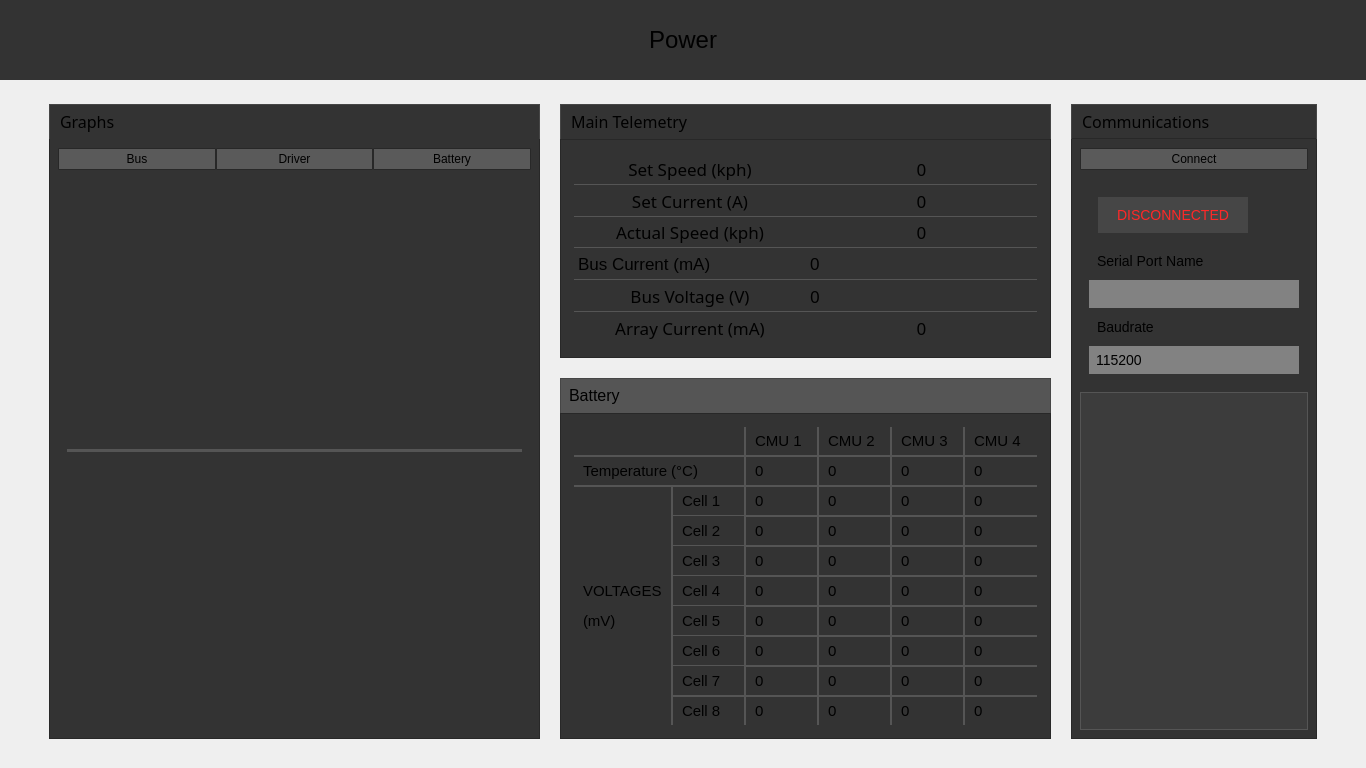
Old version of the form PowerUI.ui in the repository UCSolarCarTeam/Delta-Desktop-Client-Telemetry.
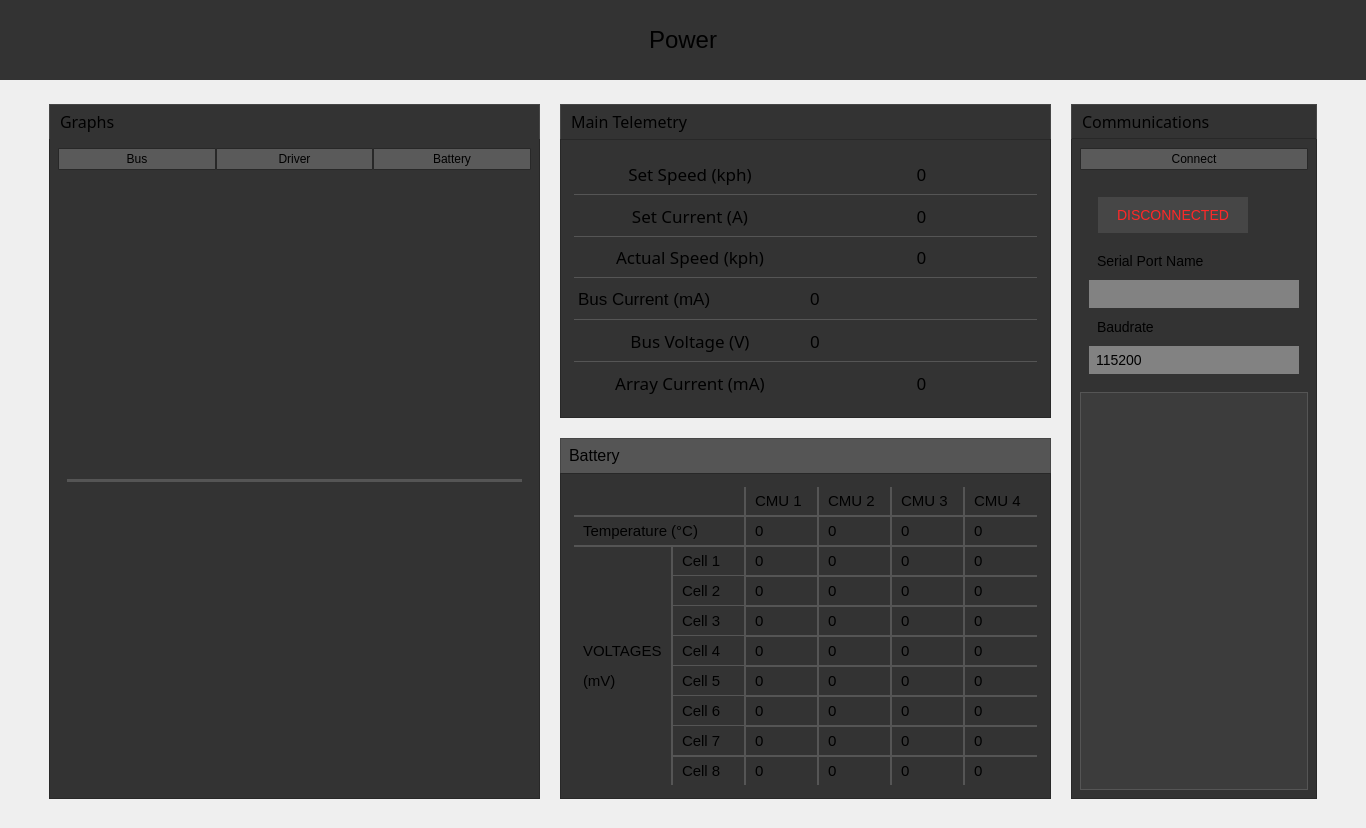
New version of the form. The open tabs and pages were chosen to show the change. Icons and pictures are not drawn. Custom widgets are drawn as their Qt base class.

Patch:
```diff
--- a/PowerUI.ui
+++ b/PowerUI.ui
@@ -10,7 +10,7 @@
     <x>0</x>
     <y>0</y>
     <width>1366</width>
-    <height>768</height>
+    <height>828</height>
    </rect>
   </property>
   <property name="minimumSize">
```
Left out of the diff: 23 changed lines with no effect on the pictures.
